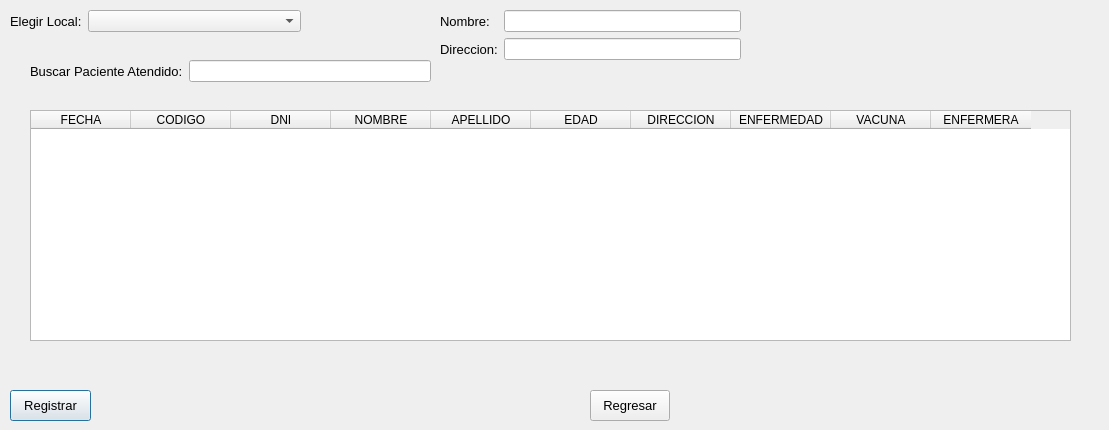
Before: the Qt Designer form PAF_GUI/PAF_GRAFICA/gui/gestionaratendidos.ui in JMOrbegoso/USS-2021-II-PP, drawn with Qt 5.
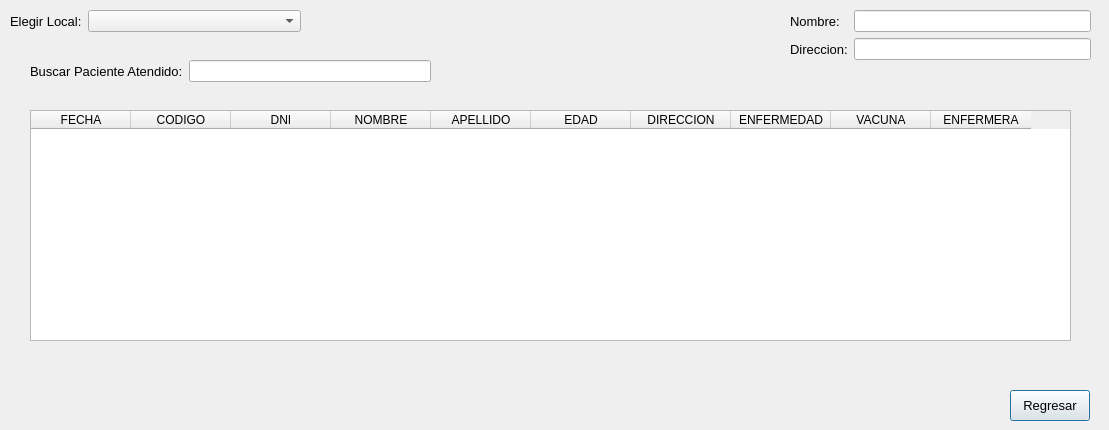
After: the same form once the commit is applied.

What changed in the file:
```diff
--- a/PAF_GUI/PAF_GRAFICA/gui/gestionaratendidos.ui
+++ b/PAF_GUI/PAF_GRAFICA/gui/gestionaratendidos.ui
@@ -13,28 +13,10 @@
   <property name="windowTitle">
    <string>Reporte de Atendidos</string>
   </property>
-  <widget class="QPushButton" name="registrarOtroPacienteCmd">
-   <property name="geometry">
-    <rect>
-     <x>10</x>
-     <y>390</y>
-     <width>81</width>
-     <height>31</height>
-    </rect>
-   </property>
-   <property name="font">
-    <font>
-     <pointsize>10</pointsize>
-    </font>
-   </property>
-   <property name="text">
-    <string>Registrar</string>
-   </property>
-  </widget>
   <widget class="QPushButton" name="regresarCmd">
    <property name="geometry">
     <rect>
-     <x>590</x>
+     <x>1010</x>
      <y>390</y>
      <width>80</width>
      <height>31</height>
@@ -170,7 +152,7 @@
   <widget class="QWidget" name="formLayoutWidget_3">
    <property name="geometry">
     <rect>
-     <x>440</x>
+     <x>790</x>
      <y>10</y>
      <width>301</width>
      <height>52</height>
```
